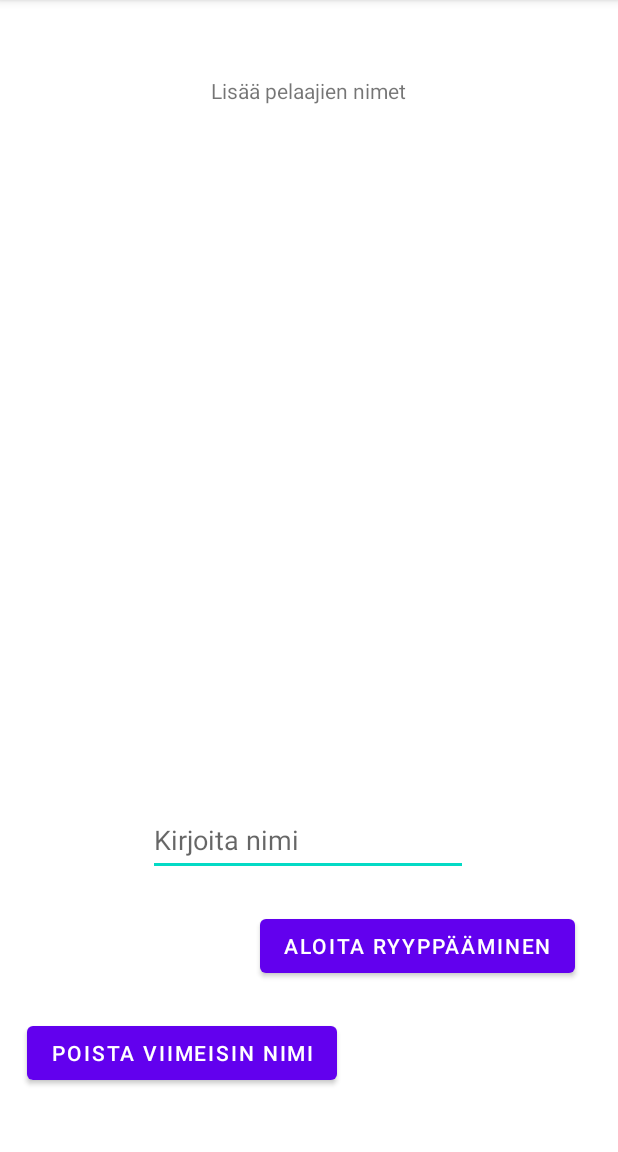
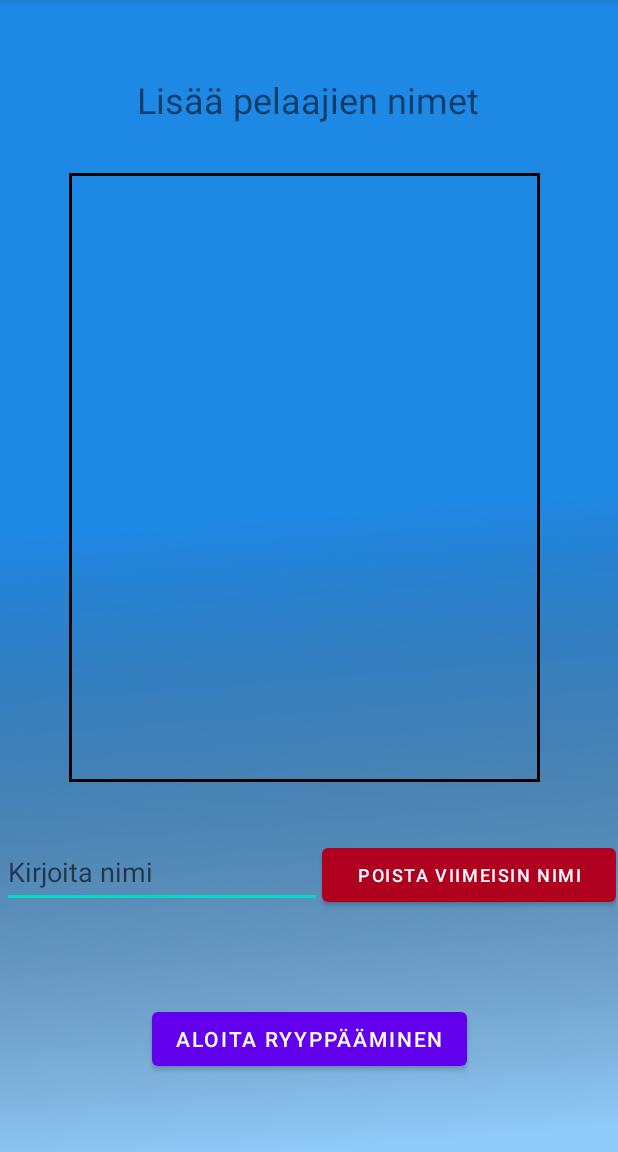
Before and after one commit to Santerhy/Juomapeli-App, an Android app: the SetupActivity screen opened directly, with no data from a screen before it, on a phone screen of 412 x 824 dp, the part 84-1236 px from its top. Run offline under Robolectric (Android 15) with nearby library versions, the phone set to English and light mode, and no system bars.

Commit message:
Updated setup-activity

```diff
--- a/Juomapeli/app/src/main/res/drawable/image_border.xml
+++ b/Juomapeli/app/src/main/res/drawable/image_border.xml
@@ -1,6 +1,6 @@
 <?xml version="1.0" encoding="utf-8"?>
 <shape xmlns:android="http://schemas.android.com/apk/res/android">
-    <solid android:color="#FFFFFF" />
+
     <stroke android:width="2dp" android:color="#000000" />
     <padding android:left="2dp" android:top="2dp" android:right="2dp"
         android:bottom="2dp" />
--- a/Juomapeli/app/src/main/res/layout/activity_gameplay.xml
+++ b/Juomapeli/app/src/main/res/layout/activity_gameplay.xml
@@ -33,7 +33,8 @@
             android:layout_height="38dp"
             android:text="Pelaajan matti vuoro"
             android:textAlignment="center"
-            android:textSize="20sp" />
+            android:textSize="20sp"
+            android:typeface="serif" />
 
     </androidx.cardview.widget.CardView>
 
@@ -62,7 +63,8 @@
             android:layout_margin="10dp"
             android:text="Testi"
             android:textAlignment="center"
-            android:textSize="20sp" />
+            android:textSize="20sp"
+            android:typeface="serif" />
     </androidx.cardview.widget.CardView>
 
     <androidx.cardview.widget.CardView
--- a/Juomapeli/app/src/main/res/layout/activity_setup.xml
+++ b/Juomapeli/app/src/main/res/layout/activity_setup.xml
@@ -4,32 +4,18 @@
     xmlns:tools="http://schemas.android.com/tools"
     android:layout_width="match_parent"
     android:layout_height="match_parent"
+    android:background="@drawable/gameplay_background"
     tools:context=".SetupActivity">
 
-    <Button
-        android:id="@+id/buttonStart"
-        android:layout_width="wrap_content"
-        android:layout_height="wrap_content"
-        android:text="@string/buttonStart"
-        app:layout_constraintBottom_toBottomOf="parent"
+    <LinearLayout
+        android:id="@+id/linearLayout"
+        android:layout_width="409dp"
+        android:layout_height="59dp"
+        android:layout_marginTop="36dp"
+        android:orientation="horizontal"
         app:layout_constraintEnd_toEndOf="parent"
-        app:layout_constraintHorizontal_bias="0.858"
         app:layout_constraintStart_toStartOf="parent"
-        app:layout_constraintTop_toTopOf="parent"
-        app:layout_constraintVertical_bias="0.843" />
-
-    <Button
-        android:id="@+id/buttonDeleteLatest"
-        android:layout_width="wrap_content"
-        android:layout_height="wrap_content"
-        android:onClick="deleteLatest"
-        android:text="@string/buttonDeleteLatest"
-        app:layout_constraintBottom_toBottomOf="parent"
-        app:layout_constraintEnd_toEndOf="parent"
-        app:layout_constraintHorizontal_bias="0.088"
-        app:layout_constraintStart_toStartOf="parent"
-        app:layout_constraintTop_toTopOf="parent"
-        app:layout_constraintVertical_bias="0.942" />
+        app:layout_constraintTop_toBottomOf="@+id/tableLayout">
 
         <EditText
             android:id="@+id/editTextTextPersonName"
@@ -38,17 +24,24 @@
             android:ems="10"
             android:hint="@string/inputtext_default"
             android:inputType="textPersonName"
-        android:minHeight="48dp"
-        app:layout_constraintBottom_toBottomOf="parent"
-        app:layout_constraintEnd_toEndOf="parent"
-        app:layout_constraintHorizontal_bias="0.497"
-        app:layout_constraintStart_toStartOf="parent"
-        app:layout_constraintTop_toTopOf="parent"
-        app:layout_constraintVertical_bias="0.744" />
+            android:minHeight="48dp" />
+
+        <Button
+            android:id="@+id/buttonDeleteLatest"
+            android:layout_width="match_parent"
+            android:layout_height="wrap_content"
+            android:onClick="deleteLatest"
+            android:text="@string/buttonDeleteLatest"
+            android:textSize="12sp"
+            app:backgroundTint="@color/design_default_color_error" />
+
+    </LinearLayout>
 
     <TableLayout
+        android:id="@+id/tableLayout"
         android:layout_width="314dp"
         android:layout_height="406dp"
+        android:background="@drawable/image_border"
         app:layout_constraintBottom_toBottomOf="parent"
         app:layout_constraintEnd_toEndOf="parent"
         app:layout_constraintHorizontal_bias="0.466"
@@ -64,13 +57,17 @@
                 android:id="@+id/nameText0"
                 android:layout_width="0dp"
                 android:layout_height="wrap_content"
-                android:layout_weight="1" />
+                android:layout_margin="5dp"
+                android:layout_weight="1"
+                android:textSize="24sp" />
 
             <TextView
                 android:id="@+id/nameText5"
                 android:layout_width="0dp"
                 android:layout_height="wrap_content"
-                android:layout_weight="1" />
+                android:layout_margin="5dp"
+                android:layout_weight="1"
+                android:textSize="24sp" />
         </TableRow>
 
         <TableRow
@@ -80,14 +77,18 @@
             <TextView
                 android:id="@+id/nameText1"
                 android:layout_width="0dp"
+                android:layout_margin="5dp"
                 android:layout_height="wrap_content"
-                android:layout_weight="1" />
+                android:layout_weight="1"
+                android:textSize="24sp" />
 
             <TextView
                 android:id="@+id/nameText6"
                 android:layout_width="0dp"
+                android:layout_margin="5dp"
                 android:layout_height="wrap_content"
-                android:layout_weight="1" />
+                android:layout_weight="1"
+                android:textSize="24sp" />
         </TableRow>
 
         <TableRow
@@ -98,13 +99,17 @@
                 android:id="@+id/nameText2"
                 android:layout_width="0dp"
                 android:layout_height="wrap_content"
-                android:layout_weight="1" />
+                android:layout_weight="1"
+                android:layout_margin="5dp"
+                android:textSize="24sp" />
 
             <TextView
                 android:id="@+id/nameText7"
                 android:layout_width="0dp"
                 android:layout_height="wrap_content"
-                android:layout_weight="1" />
+                android:layout_weight="1"
+                android:layout_margin="5dp"
+                android:textSize="24sp" />
         </TableRow>
 
         <TableRow
@@ -115,13 +120,17 @@
                 android:id="@+id/nameText3"
                 android:layout_width="0dp"
                 android:layout_height="wrap_content"
-                android:layout_weight="1" />
+                android:layout_weight="1"
+                android:layout_margin="5dp"
+                android:textSize="24sp" />
 
             <TextView
                 android:id="@+id/nameText8"
                 android:layout_width="0dp"
                 android:layout_height="wrap_content"
-                android:layout_weight="1" />
+                android:layout_weight="1"
+                android:layout_margin="5dp"
+                android:textSize="24sp" />
         </TableRow>
 
         <TableRow
@@ -132,13 +141,17 @@
                 android:id="@+id/nameText4"
                 android:layout_width="0dp"
                 android:layout_height="wrap_content"
-                android:layout_weight="1" />
+                android:layout_weight="1"
+                android:layout_margin="5dp"
+                android:textSize="24sp" />
 
             <TextView
                 android:id="@+id/nameText9"
                 android:layout_width="0dp"
                 android:layout_height="wrap_content"
-                android:layout_weight="1" />
+                android:layout_weight="1"
+                android:layout_margin="5dp"
+                android:textSize="24sp" />
         </TableRow>
 
 
@@ -149,10 +162,21 @@
         android:layout_width="wrap_content"
         android:layout_height="wrap_content"
         android:text="@string/setup_title"
+        android:textSize="24sp"
         app:layout_constraintBottom_toBottomOf="parent"
         app:layout_constraintEnd_toEndOf="parent"
         app:layout_constraintHorizontal_bias="0.498"
         app:layout_constraintStart_toStartOf="parent"
         app:layout_constraintTop_toTopOf="parent"
         app:layout_constraintVertical_bias="0.068" />
+
+    <Button
+        android:id="@+id/buttonStart"
+        android:layout_width="wrap_content"
+        android:layout_height="wrap_content"
+        android:text="@string/buttonStart"
+        app:layout_constraintBottom_toBottomOf="parent"
+        app:layout_constraintEnd_toEndOf="parent"
+        app:layout_constraintStart_toStartOf="parent"
+        app:layout_constraintTop_toBottomOf="@+id/linearLayout" />
 </androidx.constraintlayout.widget.ConstraintLayout>
```
Lines whose indentation alone changed are shown as unchanged.
